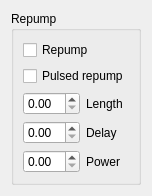
The window that src/qudi/gui/ple/repump_widget.ui (bbuusshh/scudi) describes before a commit, drawn with Qt 5.
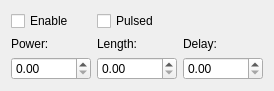
The same window after the commit. Custom widgets are drawn as their Qt base class.

Commit message: fixed width spin boxes

Patch:
```diff
--- a/src/qudi/gui/ple/repump_widget.ui
+++ b/src/qudi/gui/ple/repump_widget.ui
@@ -6,87 +6,112 @@
    <rect>
     <x>0</x>
     <y>0</y>
-    <width>132</width>
-    <height>175</height>
+    <width>270</width>
+    <height>80</height>
    </rect>
   </property>
+  <property name="sizePolicy">
+   <sizepolicy hsizetype="Expanding" vsizetype="Expanding">
+    <horstretch>0</horstretch>
+    <verstretch>0</verstretch>
+   </sizepolicy>
+  </property>
   <property name="windowTitle">
    <string>Form</string>
   </property>
   <layout class="QGridLayout" name="gridLayout">
    <item row="0" column="0">
-    <widget class="QGroupBox" name="groupBox">
-     <property name="sizePolicy">
-      <sizepolicy hsizetype="Expanding" vsizetype="Expanding">
-       <horstretch>0</horstretch>
-       <verstretch>0</verstretch>
-      </sizepolicy>
-     </property>
-     <property name="title">
-      <string>Repump</string>
-     </property>
-     <layout class="QGridLayout" name="gridLayout_2">
-      <item row="0" column="0">
        <widget class="QCheckBox" name="checkBox">
         <property name="text">
-         <string>Repump</string>
+      <string>Enable</string>
         </property>
        </widget>
       </item>
-      <item row="1" column="0">
+   <item row="0" column="1">
        <widget class="QCheckBox" name="checkBox_2">
         <property name="text">
-         <string>Pulsed repump</string>
+      <string>Pulsed</string>
         </property>
        </widget>
       </item>
-      <item row="2" column="0">
-       <layout class="QHBoxLayout" name="horizontalLayout">
-        <item>
-         <widget class="QDoubleSpinBox" name="doubleSpinBox"/>
-        </item>
-        <item>
+   <item row="1" column="0">
+    <widget class="QLabel" name="label_3">
+     <property name="text">
+      <string>Power:</string>
+     </property>
+    </widget>
+   </item>
+   <item row="1" column="1">
          <widget class="QLabel" name="label">
           <property name="text">
-           <string>Length</string>
+      <string>Length:</string>
           </property>
          </widget>
         </item>
-       </layout>
-      </item>
-      <item row="3" column="0">
-       <layout class="QHBoxLayout" name="horizontalLayout_2">
-        <item>
-         <widget class="QDoubleSpinBox" name="doubleSpinBox_2"/>
-        </item>
-        <item>
+   <item row="1" column="2">
          <widget class="QLabel" name="label_2">
           <property name="text">
-           <string>Delay</string>
+      <string>Delay:</string>
           </property>
          </widget>
         </item>
-       </layout>
-      </item>
-      <item row="4" column="0">
-       <layout class="QHBoxLayout" name="horizontalLayout_3">
-        <item>
-         <widget class="QDoubleSpinBox" name="doubleSpinBox_3"/>
-        </item>
-        <item>
-         <widget class="QLabel" name="label_3">
-          <property name="text">
-           <string>Power</string>
-          </property>
-         </widget>
-        </item>
-       </layout>
-      </item>
-     </layout>
+   <item row="2" column="0">
+    <widget class="ScienDSpinBox" name="doubleSpinBox_3">
+     <property name="sizePolicy">
+      <sizepolicy hsizetype="Preferred" vsizetype="Fixed">
+       <horstretch>0</horstretch>
+       <verstretch>0</verstretch>
+      </sizepolicy>
+     </property>
+     <property name="minimumSize">
+      <size>
+       <width>80</width>
+       <height>0</height>
+      </size>
+     </property>
+    </widget>
+   </item>
+   <item row="2" column="1">
+    <widget class="ScienDSpinBox" name="doubleSpinBox">
+     <property name="sizePolicy">
+      <sizepolicy hsizetype="Preferred" vsizetype="Fixed">
+       <horstretch>0</horstretch>
+       <verstretch>0</verstretch>
+      </sizepolicy>
+     </property>
+     <property name="minimumSize">
+      <size>
+       <width>80</width>
+       <height>0</height>
+      </size>
+     </property>
+    </widget>
+   </item>
+   <item row="2" column="2">
+    <widget class="ScienDSpinBox" name="doubleSpinBox_2">
+     <property name="sizePolicy">
+      <sizepolicy hsizetype="Preferred" vsizetype="Fixed">
+       <horstretch>0</horstretch>
+       <verstretch>0</verstretch>
+      </sizepolicy>
+     </property>
+     <property name="minimumSize">
+      <size>
+       <width>80</width>
+       <height>0</height>
+      </size>
+     </property>
     </widget>
    </item>
   </layout>
  </widget>
+ <customwidgets>
+  <customwidget>
+   <class>ScienDSpinBox</class>
+   <extends>QDoubleSpinBox</extends>
+   <header>qudi.util.widgets.scientific_spinbox.h</header>
+  </customwidget>
+ </customwidgets>
  <resources/>
  <connections/>
 </ui>
```
Lines whose indentation alone changed are shown as unchanged. The commit also changes 3 other files.
